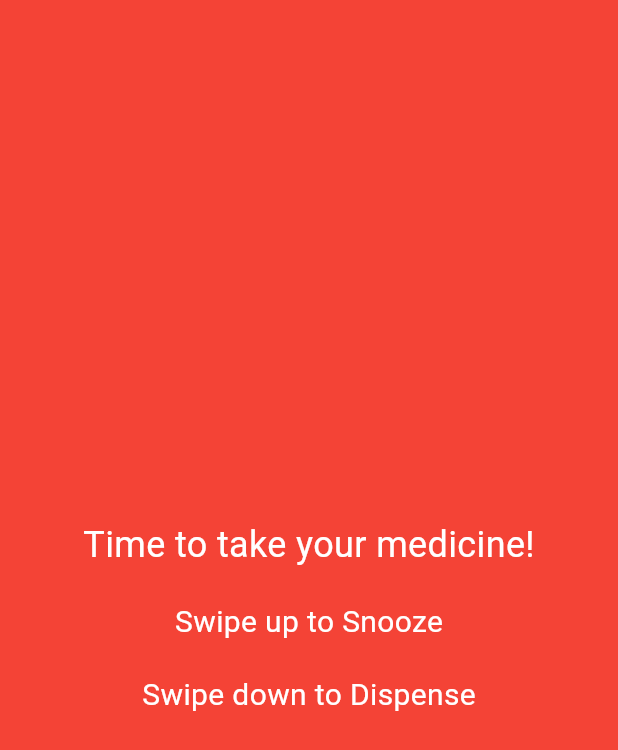
After one commit to SohamGurav10/EYIC-2024-25, a Flutter app: the AlarmScreen screen opened by its route, on a phone screen of 412 x 824 dp. The commit adds this screen. Shown: the top 750 px of the screen. Run offline on Flutter 3.47's test engine with Material 3 defaults, Android fonts, the phone set to English and light mode, and no system bars; our stand-ins replace cloud_firestore, firebase_auth, firebase_core, firebase_messaging, flutter_local_notifications, google_sign_in and 1 more; accounts and stored records are empty.

Commit message:
updated main, add new pill, http service files; added alarm screen file

```diff
--- /dev/null
+++ b/lib/pages/alarm_screen.dart
@@ -0,0 +1,95 @@
+import 'package:flutter/material.dart';
+import 'package:medicine_dispenser/services/http_service.dart';
+import 'package:shared_preferences/shared_preferences.dart';
+
+class AlarmScreen extends StatefulWidget {
+  const AlarmScreen({super.key});
+
+  @override
+  _AlarmScreenState createState() => _AlarmScreenState();
+}
+
+class _AlarmScreenState extends State<AlarmScreen> {
+  final HttpService httpService = HttpService();
+  int snoozeCount = 0;
+
+  @override
+  void initState() {
+    super.initState();
+    _loadSnoozeCount();
+  }
+
+  void _loadSnoozeCount() async {
+    SharedPreferences prefs = await SharedPreferences.getInstance();
+    setState(() {
+      snoozeCount = prefs.getInt("snooze_count") ?? 0;
+    });
+  }
+
+  void _incrementSnoozeCount() async {
+    SharedPreferences prefs = await SharedPreferences.getInstance();
+    if (snoozeCount < 3) {
+      prefs.setInt("snooze_count", snoozeCount + 1);
+      Navigator.pop(context);
+      Future.delayed(const Duration(minutes: 10), () {
+        Navigator.push(
+          context,
+          MaterialPageRoute(builder: (context) => const AlarmScreen()),
+        );
+      });
+    }
+  }
+
+  void _resetSnoozeCount() async {
+    SharedPreferences prefs = await SharedPreferences.getInstance();
+    prefs.setInt("snooze_count", 0);
+  }
+
+  void _dispensePills() async {
+    await httpService.sendDispenseCommand();
+    _resetSnoozeCount();
+    Navigator.pop(context);
+  }
+
+  @override
+  Widget build(BuildContext context) {
+    return Scaffold(
+      backgroundColor: Colors.red,
+      body: Center(
+        child: Column(
+          mainAxisAlignment: MainAxisAlignment.center,
+          children: [
+            const Text(
+              "Time to take your medicine!",
+              style: TextStyle(color: Colors.white, fontSize: 24),
+            ),
+            const SizedBox(height: 20),
+            GestureDetector(
+              onVerticalDragUpdate: (details) {
+                if (details.primaryDelta! < -10) {
+                  _incrementSnoozeCount();
+                }
+              },
+              child: const Text(
+                "Swipe up to Snooze",
+                style: TextStyle(color: Colors.white, fontSize: 20),
+              ),
+            ),
+            const SizedBox(height: 20),
+            GestureDetector(
+              onVerticalDragUpdate: (details) {
+                if (details.primaryDelta! > 10) {
+                  _dispensePills();
+                }
+              },
+              child: const Text(
+                "Swipe down to Dispense",
+                style: TextStyle(color: Colors.white, fontSize: 20),
+              ),
+            ),
+          ],
+        ),
+      ),
+    );
+  }
+}
--- a/lib/services/http_service.dart
+++ b/lib/services/http_service.dart
@@ -3,8 +3,9 @@ import 'package:http/http.dart' as http;
 import 'dart:convert';
 
 class HttpService {
-  final String esp32Url = "http://192.168.1.100"; // Update with your ESP32 IP
+  final String esp32Url = "http://192.168.1.100"; // Update with ESP32 IP
 
+  /// Sends pill schedule to ESP32
   Future<void> sendSchedule(String pill, int hour, int minute) async {
     final Uri url = Uri.parse("$esp32Url/schedule");
 
@@ -22,12 +23,28 @@ class HttpService {
       );
 
       if (response.statusCode == 200) {
-        debugPrint("Schedule sent successfully"); // Replaces print()
+        debugPrint("✅ Schedule sent successfully");
       } else {
-        debugPrint("Error sending schedule: ${response.statusCode}");
+        debugPrint("❌ Error sending schedule: ${response.statusCode}");
       }
     } catch (e) {
-      debugPrint("Failed to send schedule: $e");
+      debugPrint("⚠️ Failed to send schedule: $e");
+    }
+  }
+
+  /// NEW: Sends dispense command to ESP32 when user confirms pill intake
+  Future<void> sendDispenseCommand() async {
+    final Uri url = Uri.parse("$esp32Url/dispense");
+
+    try {
+      final response = await http.get(Uri.parse("$esp32Url/dispense"));
+      if (response.statusCode == 200) {
+        print("✅ Pill dispensed successfully!");
+      } else {
+        debugPrint("❌ Error dispensing pill: ${response.statusCode}");
+      }
+    } catch (e) {
+      print("⚠️ Failed to send dispense command: $e");
     }
   }
 }
```
Also changed, not shown: lib/main.dart (+12 -1 lines), lib/pages/add_new_pill.dart (+6 -3 lines).
